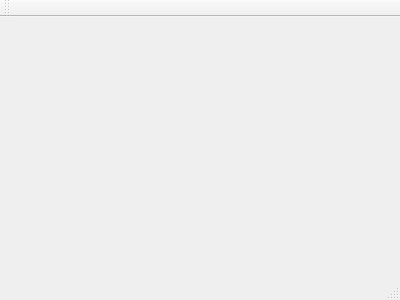
Old version of the form untitled/mainwindow.ui in the repository Cooctus/Yu-Gi-Oh.
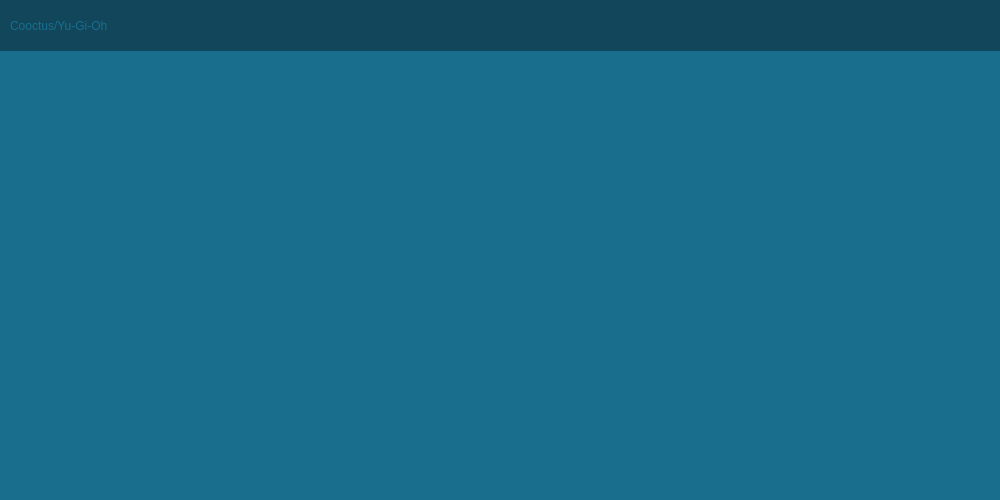
New version of the form.

Commit message: Added design elements

Patch:
```diff
--- a/untitled/mainwindow.ui
+++ b/untitled/mainwindow.ui
@@ -1,24 +1,68 @@
 <ui version="4.0">
  <class>MainWindow</class>
- <widget class="QMainWindow" name="MainWindow" >
-  <property name="geometry" >
+ <widget class="QMainWindow" name="MainWindow">
+  <property name="geometry">
    <rect>
     <x>0</x>
     <y>0</y>
-    <width>400</width>
-    <height>300</height>
+    <width>1000</width>
+    <height>500</height>
    </rect>
   </property>
   <property name="windowTitle" >
    <string>MainWindow</string>
   </property>
-  <widget class="QMenuBar" name="menuBar" />
-  <widget class="QToolBar" name="mainToolBar" />
-  <widget class="QWidget" name="centralWidget" />
-  <widget class="QStatusBar" name="statusBar" />
+  <property name="styleSheet">
+   <string notr="true">QWidget#centralWidget{
+	background-color: #196D8D;
+
+}</string>
+  </property>
+  <widget class="QWidget" name="centralWidget">
+   <widget class="QFrame" name="titleFrame">
+    <property name="geometry">
+     <rect>
+      <x>0</x>
+      <y>0</y>
+      <width>1001</width>
+      <height>51</height>
+     </rect>
+    </property>
+    <property name="styleSheet">
+     <string notr="true">QFrame#titleFrame {
+	background-color: #11465B;
+	border: none;
+}</string>
+    </property>
+    <property name="frameShape">
+     <enum>QFrame::StyledPanel</enum>
+    </property>
+    <property name="frameShadow">
+     <enum>QFrame::Raised</enum>
+    </property>
+    <widget class="QLabel" name="title">
+     <property name="geometry">
+      <rect>
+       <x>10</x>
+       <y>10</y>
+       <width>201</width>
+       <height>31</height>
+      </rect>
+     </property>
+     <property name="styleSheet">
+      <string notr="true">QLabel{
+font: 14pt &quot;Kiona&quot;;
+color: #196D8D;
+}</string>
+     </property>
+     <property name="text">
+      <string>Cooctus/Yu-Gi-Oh</string>
+     </property>
+    </widget>
+   </widget>
+  </widget>
  </widget>
- <layoutDefault spacing="6" margin="11" />
- <pixmapfunction></pixmapfunction>
+ <layoutdefault spacing="6" margin="11"/>
  <resources/>
  <connections/>
 </ui>
```
Left out of the diff: 3 changed lines with no effect on the pictures. The commit also changes 1 other file.
